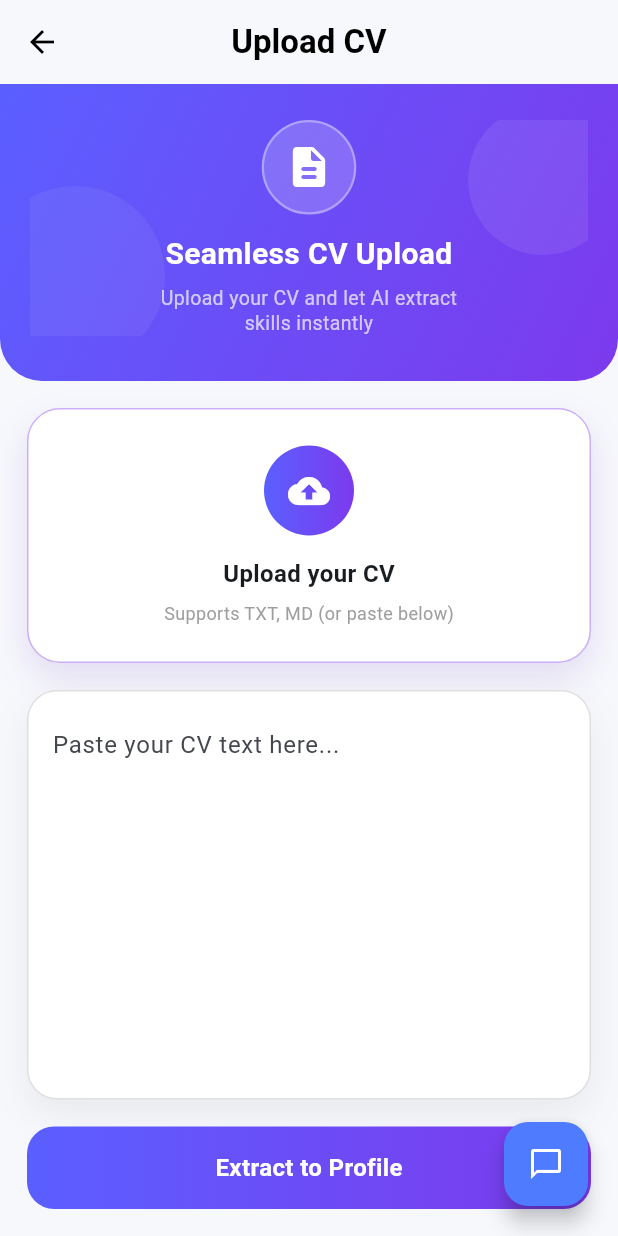
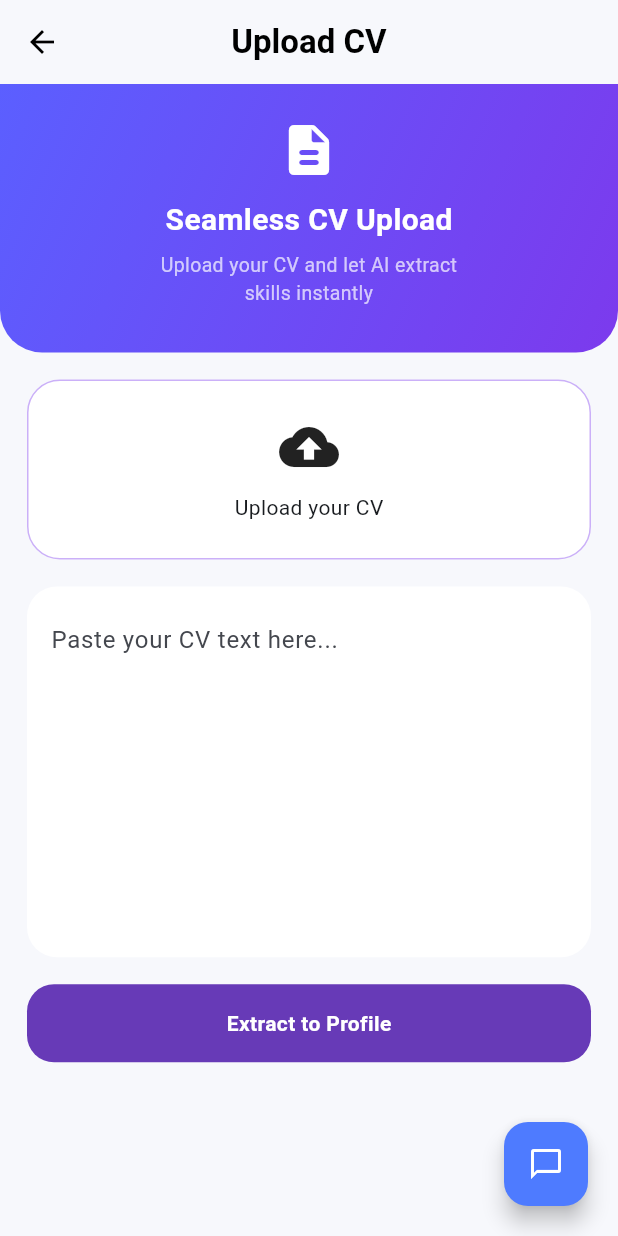
Before and after one commit to Chathurapadmal/skillmatch, a Flutter app: the UploadCvPage screen opened directly, on a phone screen of 412 x 824 dp. Run offline on Flutter 3.47's test engine with Material 3 defaults, Android fonts, the phone set to English and light mode, and no system bars; our stand-ins replace cloud_firestore, file_picker, firebase_ai, firebase_auth, firebase_core, flutter_animate and 6 more; missing offline and left inert: base32, firebase_app_check, otp; accounts and stored records are empty.

Commit message:
Fix overflow issue in Upload CV screen

```diff
--- a/lib/pages/applicant/upload_cv_page.dart
+++ b/lib/pages/applicant/upload_cv_page.dart
@@ -151,7 +151,7 @@ class _UploadCvPageState extends State<UploadCvPage> {
           child: Column(
             children: [
 
-
+              /// HEADER
               Container(
                 width: double.infinity,
                 padding: const EdgeInsets.fromLTRB(20, 24, 20, 30),
@@ -165,94 +165,38 @@ class _UploadCvPageState extends State<UploadCvPage> {
                     bottom: Radius.circular(28),
                   ),
                 ),
-                child: Stack(
-                  children: [
-
-                    Positioned(
-                      right: -20,
-                      top: -10,
-                      child: Container(
-                        width: 100,
-                        height: 100,
-                        decoration: BoxDecoration(
-                          color: Colors.white.withOpacity(0.08),
-                          shape: BoxShape.circle,
-                        ),
-                      ),
-                    ),
-
-                    Positioned(
-                      left: -30,
-                      bottom: -20,
-                      child: Container(
-                        width: 120,
-                        height: 120,
-                        decoration: BoxDecoration(
-                          color: Colors.white.withOpacity(0.06),
-                          shape: BoxShape.circle,
-                        ),
-                      ),
-                    ),
-
-                    Center(
+                child: Center(
                   child: Column(
-                        mainAxisSize: MainAxisSize.min,
-                        children: [
-
-                          Container(
-                            padding: const EdgeInsets.all(14),
-                            decoration: BoxDecoration(
-                              color: Colors.white.withOpacity(0.18),
-                              shape: BoxShape.circle,
-                              border: Border.all(
-                                color: Colors.white.withOpacity(0.35),
-                                width: 1.5,
-                              ),
-                            ),
-                            child: const Icon(
-                              Icons.description_rounded,
-                              size: 32,
-                              color: Colors.white,
-                            ),
-                          ),
-
-                          const SizedBox(height: 12),
-
-                          const Text(
+                    children: const [
+                      Icon(Icons.description_rounded, size: 40, color: Colors.white),
+                      SizedBox(height: 12),
+                      Text(
                         'Seamless CV Upload',
-                            textAlign: TextAlign.center,
                         style: TextStyle(
                           color: Colors.white,
                           fontSize: 20,
                           fontWeight: FontWeight.bold,
                         ),
                       ),
-
-                          const SizedBox(height: 6),
-
-                          const Text(
+                      SizedBox(height: 6),
+                      Text(
                         'Upload your CV and let AI extract\nskills instantly',
                         textAlign: TextAlign.center,
-                            style: TextStyle(
-                              color: Colors.white70,
-                              fontSize: 13,
-                              height: 1.3,
-                            ),
+                        style: TextStyle(color: Colors.white70, fontSize: 13),
                       ),
                     ],
                   ),
                 ),
-                  ],
-                ),
               ),
 
-
               Expanded(
+                child: SingleChildScrollView(
                   child: Padding(
                     padding: const EdgeInsets.all(18),
                     child: Column(
                       children: [
 
+                        /// Upload Card
                         GestureDetector(
                           onTap: _uploading || _extracting ? null : _pickCvFile,
                           child: Container(
@@ -264,51 +208,14 @@ class _UploadCvPageState extends State<UploadCvPage> {
                               border: Border.all(
                                 color: const Color(0xFF7C3AED).withOpacity(0.4),
                               ),
-                            boxShadow: [
-                              BoxShadow(
-                                color: Colors.deepPurple.withOpacity(0.15),
-                                blurRadius: 20,
-                                offset: const Offset(0, 10),
-                              ),
-                            ],
                             ),
                             child: Column(
                               children: [
                                 _uploading
                                     ? const CircularProgressIndicator()
-                                  : Container(
-                                      padding: const EdgeInsets.all(16),
-                                      decoration: const BoxDecoration(
-                                        gradient: LinearGradient(
-                                          colors: [
-                                            Color(0xFF5B5FFF),
-                                            Color(0xFF7C3AED)
-                                          ],
-                                        ),
-                                        shape: BoxShape.circle,
-                                      ),
-                                      child: const Icon(
-                                        Icons.cloud_upload_rounded,
-                                        color: Colors.white,
-                                        size: 28,
-                                      ),
-                                    ),
-                              const SizedBox(height: 14),
-                              const Text(
-                                "Upload your CV",
-                                style: TextStyle(
-                                  fontWeight: FontWeight.w600,
-                                  fontSize: 16,
-                                ),
-                              ),
-                              const SizedBox(height: 6),
-                              const Text(
-                                "Supports TXT, MD (or paste below)",
-                                style: TextStyle(
-                                  fontSize: 12,
-                                  color: Colors.grey,
-                                ),
-                              ),
+                                    : const Icon(Icons.cloud_upload, size: 40),
+                                const SizedBox(height: 10),
+                                const Text("Upload your CV"),
                               ],
                             ),
                           ),
@@ -316,20 +223,14 @@ class _UploadCvPageState extends State<UploadCvPage> {
 
                         const SizedBox(height: 18),
 
-                      Expanded(
+                        /// TEXT FIELD (FIXED HEIGHT)
+                        SizedBox(
+                          height: MediaQuery.of(context).size.height * 0.3,
                           child: Container(
                             padding: const EdgeInsets.all(16),
                             decoration: BoxDecoration(
                               color: Colors.white,
                               borderRadius: BorderRadius.circular(20),
-                            border: Border.all(color: Colors.grey.shade300),
-                            boxShadow: [
-                              BoxShadow(
-                                color: Colors.black.withOpacity(0.06),
-                                blurRadius: 20,
-                                offset: const Offset(0, 10),
-                              ),
-                            ],
                             ),
                             child: TextField(
                               controller: _cvTextCtrl,
@@ -345,6 +246,7 @@ class _UploadCvPageState extends State<UploadCvPage> {
 
                         const SizedBox(height: 18),
 
+                        /// BUTTON
                         GestureDetector(
                           onTap: _extracting || _uploading
                               ? null
@@ -353,12 +255,7 @@ class _UploadCvPageState extends State<UploadCvPage> {
                             width: double.infinity,
                             padding: const EdgeInsets.symmetric(vertical: 16),
                             decoration: BoxDecoration(
-                            gradient: const LinearGradient(
-                              colors: [
-                                Color(0xFF5B5FFF),
-                                Color(0xFF7C3AED)
-                              ],
-                            ),
+                              color: Colors.deepPurple,
                               borderRadius: BorderRadius.circular(18),
                             ),
                             child: Center(
@@ -369,13 +266,14 @@ class _UploadCvPageState extends State<UploadCvPage> {
                                       style: TextStyle(
                                         color: Colors.white,
                                         fontWeight: FontWeight.bold,
-                                      fontSize: 16,
                                       ),
                                     ),
                             ),
                           ),
                         ),
+
                       ],
+                    ),
                   ),
                 ),
               ),
```
Lines whose indentation alone changed are shown as unchanged.
